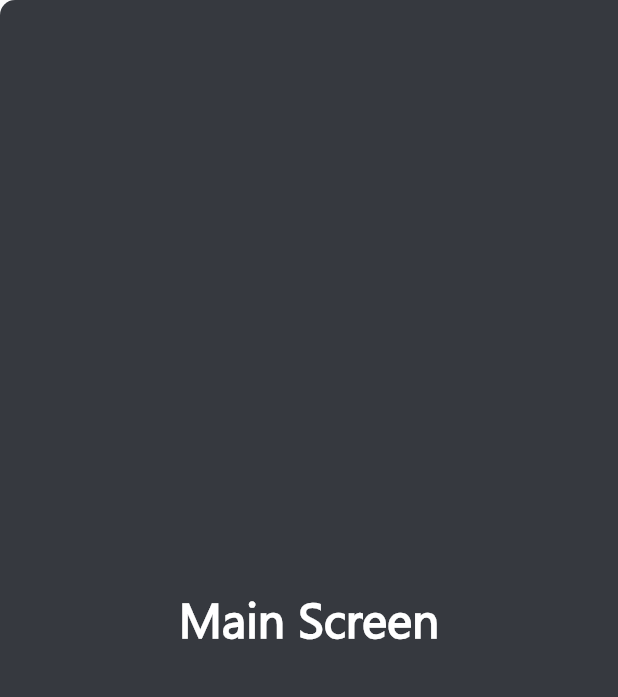
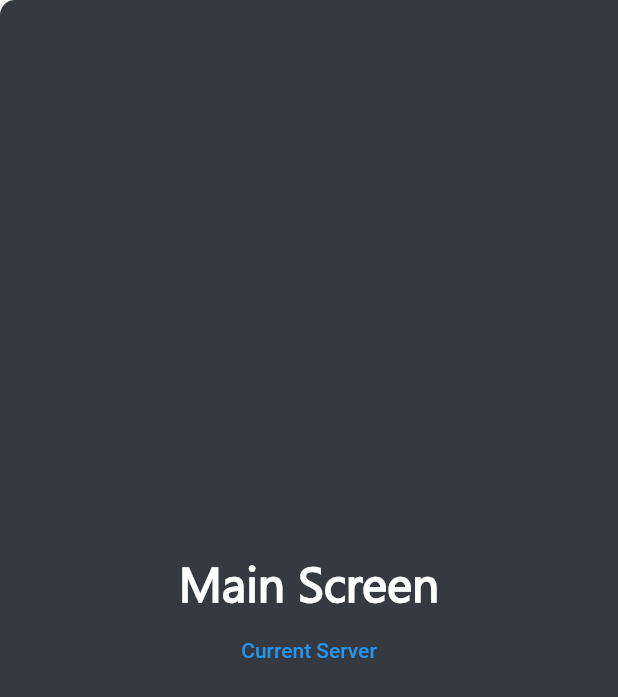
Before and after one commit to Dusk-afk/hydrayt, a Flutter app: the MainScreen widget shown alone on an empty page, opened directly, on a phone screen of 412 x 824 dp. Shown: the top 697 px of the screen. Run offline on Flutter 3.47's test engine with Material 2 defaults, Android fonts, the phone set to English and light mode, and no system bars; our stand-ins replace cached_network_image; missing offline and left inert: bitsdojo_window, dart:ffi.

Commit message:
Server selection now working

```diff
--- a/lib/widgets/left_bar.dart
+++ b/lib/widgets/left_bar.dart
@@ -15,6 +15,10 @@ class LeftBar extends StatefulWidget {
 }
 
 class _LeftBarState extends State<LeftBar> {
+  void reload() {
+    setState(() {});
+  }
+
   @override
   Widget build(BuildContext context) {
     return Container(
@@ -60,7 +64,9 @@ class _LeftBarState extends State<LeftBar> {
                       children: [
                         ServerButtonNetwork(
                           onPressed: () {},
+                          reload: reload,
                           guild: snapshot.data[index],
+                          index: index,
                         ),
                         SizedBox(height: 8,),
                       ],
--- a/lib/widgets/main_screen.dart
+++ b/lib/widgets/main_screen.dart
@@ -1,4 +1,5 @@
 import 'package:flutter/material.dart';
+import 'package:hydra_gui_app/widgets/server_button_network.dart';
 
 class MainScreen extends StatelessWidget {
   const MainScreen({ Key? key }) : super(key: key);
@@ -9,7 +10,11 @@ class MainScreen extends StatelessWidget {
       width: double.infinity,
       height: double.infinity,
 
-      child: Center(
+      child: Column(
+        mainAxisSize: MainAxisSize.max,
+        children: [
+          Expanded(child: SizedBox(height: 1,)),
+          Center(
             child: Text(
               "Main Screen",
               style: TextStyle(
@@ -20,6 +25,15 @@ class MainScreen extends StatelessWidget {
               ),
             )
           ),
+          TextButton(
+            onPressed: () {
+              print(ServerButtonNetwork.currentSelected!.name);
+            },
+            child: Text("Current Server"),
+          ),
+          Expanded(child: SizedBox(height: 1,)),
+        ],
+      ),
 
       decoration: BoxDecoration(
         color: Color(0xFF36393F),
```
Also changed, not shown: lib/widgets/server_button_network.dart (+52 -5 lines). Lines whose indentation alone changed are shown as unchanged.
